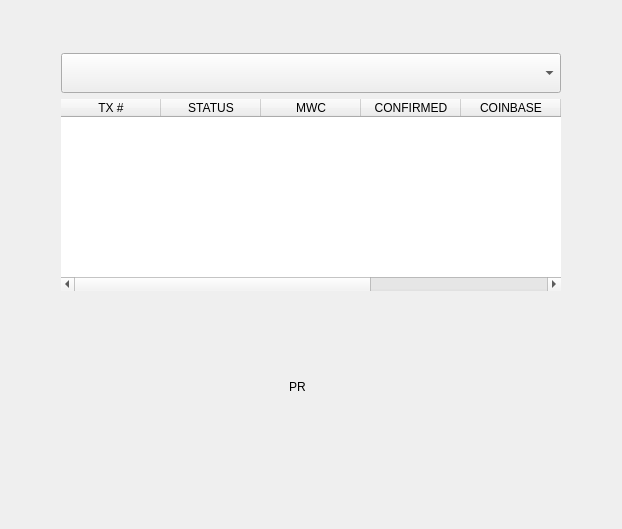
This is windows/e_outputs.ui in 0xkobe/mwc-wallet as Qt 5 draws it before an edit. The edited form follows.
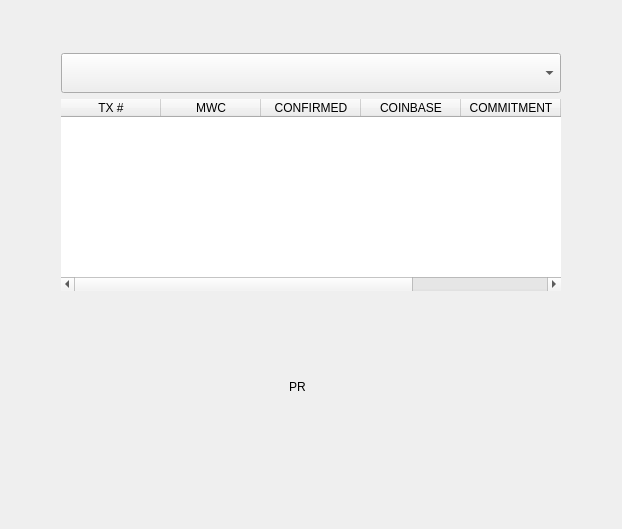
This is the edited form. Custom widgets are drawn as their Qt base class.

Commit message: outputs, show unspent only

```diff
--- a/windows/e_outputs.ui
+++ b/windows/e_outputs.ui
@@ -77,11 +77,6 @@
            <string>TX #</string>
           </property>
          </column>
-         <column>
-          <property name="text">
-           <string>STATUS</string>
-          </property>
-         </column>
          <column>
           <property name="text">
            <string>MWC</string>
```
The commit also changes 2 other files.
